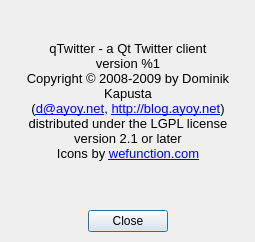
The window that ui/about.ui (ayoy/qtwitter) describes before a commit, drawn with Qt 5.
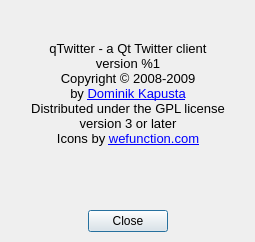
The same window after the commit. Icons and pictures are not drawn.

Diff of the .ui file:
```diff
--- a/ui/about.ui
+++ b/ui/about.ui
@@ -89,6 +89,12 @@
    </item>
    <item>
     <widget class="QTextBrowser" name="textBrowser">
+     <property name="sizePolicy">
+      <sizepolicy hsizetype="Minimum" vsizetype="Minimum">
+       <horstretch>0</horstretch>
+       <verstretch>0</verstretch>
+      </sizepolicy>
+     </property>
      <property name="palette">
       <palette>
        <active>
@@ -147,10 +153,10 @@
 &lt;/style&gt;&lt;/head&gt;&lt;body style=&quot; font-family:'Lucida Grande'; font-size:10pt; font-weight:400; font-style:normal;&quot;&gt;
 &lt;p align=&quot;center&quot; style=&quot; margin-top:0px; margin-bottom:0px; margin-left:0px; margin-right:0px; -qt-block-indent:0; text-indent:0px;&quot;&gt;qTwitter - a Qt Twitter client&lt;/p&gt;
 &lt;p align=&quot;center&quot; style=&quot; margin-top:0px; margin-bottom:0px; margin-left:0px; margin-right:0px; -qt-block-indent:0; text-indent:0px;&quot;&gt;version %1&lt;/p&gt;
-&lt;p align=&quot;center&quot; style=&quot; margin-top:0px; margin-bottom:0px; margin-left:0px; margin-right:0px; -qt-block-indent:0; text-indent:0px;&quot;&gt;Copyright © 2008-2009 by Dominik Kapusta&lt;/p&gt;
-&lt;p align=&quot;center&quot; style=&quot; margin-top:0px; margin-bottom:0px; margin-left:0px; margin-right:0px; -qt-block-indent:0; text-indent:0px;&quot;&gt;(&lt;a href=&quot;mailto:d@ayoy.net&quot;&gt;&lt;span style=&quot; text-decoration: underline; color:#0000ff;&quot;&gt;d@ayoy.net&lt;/span&gt;&lt;/a&gt;, &lt;a href=&quot;http://blog.ayoy.net&quot;&gt;&lt;span style=&quot; text-decoration: underline; color:#0000ff;&quot;&gt;http://blog.ayoy.net&lt;/span&gt;&lt;/a&gt;)&lt;/p&gt;
-&lt;p align=&quot;center&quot; style=&quot; margin-top:0px; margin-bottom:0px; margin-left:0px; margin-right:0px; -qt-block-indent:0; text-indent:0px;&quot;&gt;distributed under the LGPL license&lt;/p&gt;
-&lt;p align=&quot;center&quot; style=&quot; margin-top:0px; margin-bottom:0px; margin-left:0px; margin-right:0px; -qt-block-indent:0; text-indent:0px;&quot;&gt;version 2.1 or later&lt;/p&gt;
+&lt;p align=&quot;center&quot; style=&quot; margin-top:0px; margin-bottom:0px; margin-left:0px; margin-right:0px; -qt-block-indent:0; text-indent:0px;&quot;&gt;Copyright © 2008-2009&lt;/p&gt;
+&lt;p align=&quot;center&quot; style=&quot; margin-top:0px; margin-bottom:0px; margin-left:0px; margin-right:0px; -qt-block-indent:0; text-indent:0px;&quot;&gt;by &lt;a href=&quot;http://twitter.com/ayoy&quot;&gt;&lt;span style=&quot; text-decoration: underline; color:#0000ff;&quot;&gt;Dominik Kapusta&lt;/span&gt;&lt;/a&gt;&lt;/p&gt;
+&lt;p align=&quot;center&quot; style=&quot; margin-top:0px; margin-bottom:0px; margin-left:0px; margin-right:0px; -qt-block-indent:0; text-indent:0px;&quot;&gt;Distributed under the GPL license&lt;/p&gt;
+&lt;p align=&quot;center&quot; style=&quot; margin-top:0px; margin-bottom:0px; margin-left:0px; margin-right:0px; -qt-block-indent:0; text-indent:0px;&quot;&gt;version 3 or later&lt;/p&gt;
 &lt;p align=&quot;center&quot; style=&quot; margin-top:0px; margin-bottom:0px; margin-left:0px; margin-right:0px; -qt-block-indent:0; text-indent:0px;&quot;&gt;Icons by &lt;a href=&quot;http://wefunction.com/2008/07/function-free-icon-set/&quot;&gt;&lt;span style=&quot; text-decoration: underline; color:#0000ff;&quot;&gt;wefunction.com&lt;/span&gt;&lt;/a&gt;&lt;/p&gt;&lt;/body&gt;&lt;/html&gt;</string>
      </property>
      <property name="openExternalLinks">
```
